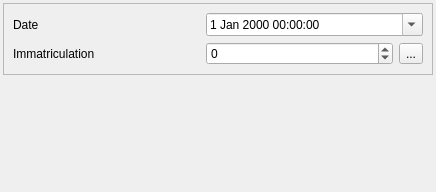
Qt form Lamia/toolprepro/base2_parking/lamiabaseparking_observation_tool_ui.ui (Artelia/Lamia) before a commit.
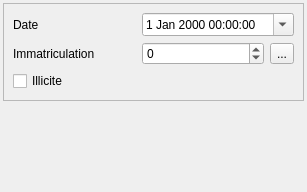
The same form after that commit.

The edit to the form file:
```diff
--- a/Lamia/toolprepro/base2_parking/lamiabaseparking_observation_tool_ui.ui
+++ b/Lamia/toolprepro/base2_parking/lamiabaseparking_observation_tool_ui.ui
@@ -6,7 +6,7 @@
    <rect>
     <x>0</x>
     <y>0</y>
-    <width>436</width>
+    <width>307</width>
     <height>192</height>
    </rect>
   </property>
@@ -64,6 +64,13 @@
         </property>
        </widget>
       </item>
+      <item row="2" column="0" colspan="2">
+       <widget class="QCheckBox" name="checkBox_illicite">
+        <property name="text">
+         <string>Illicite</string>
+        </property>
+       </widget>
+      </item>
      </layout>
     </widget>
    </item>
```
